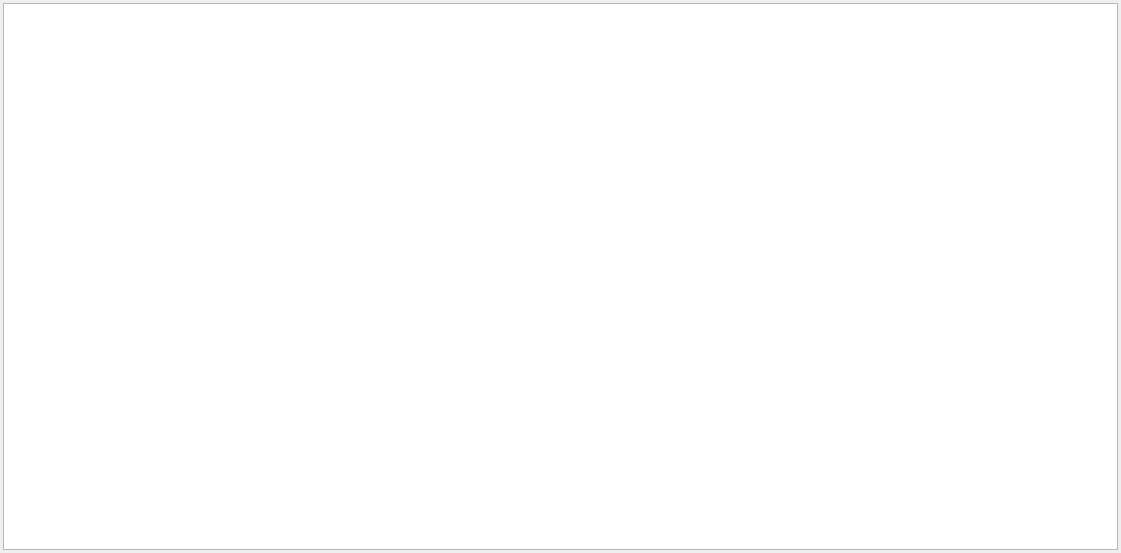
Qt form ui/view.ui (YassineBaghdadi/company_search) before a commit.
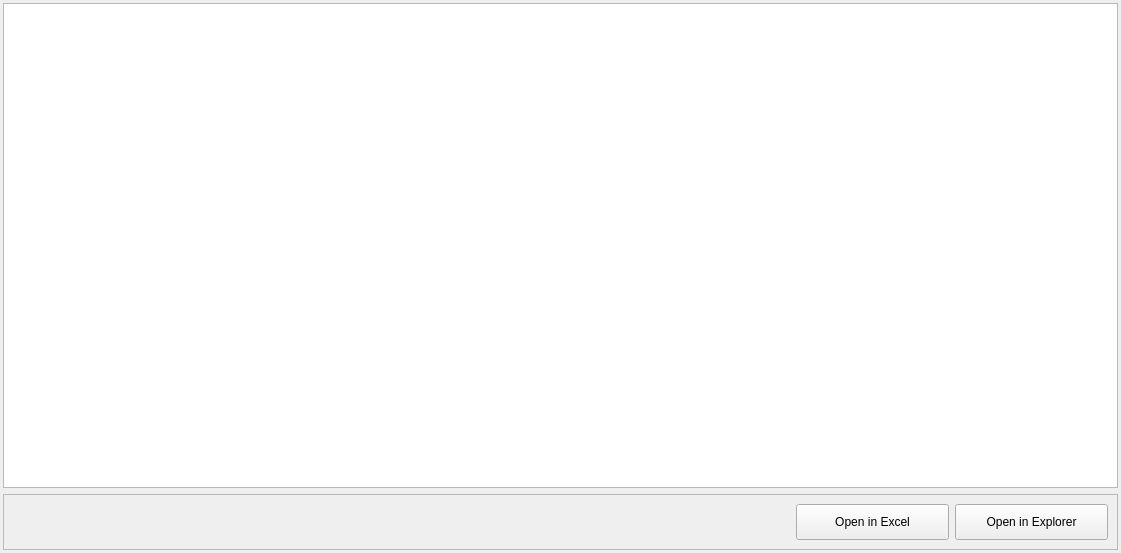
The same form after that commit.

Patch:
```diff
--- a/ui/view.ui
+++ b/ui/view.ui
@@ -33,6 +33,57 @@
      </item>
     </layout>
    </item>
+   <item>
+    <widget class="QFrame" name="frame">
+     <property name="frameShape">
+      <enum>QFrame::StyledPanel</enum>
+     </property>
+     <property name="frameShadow">
+      <enum>QFrame::Raised</enum>
+     </property>
+     <layout class="QHBoxLayout" name="horizontalLayout_2">
+      <item>
+       <spacer name="horizontalSpacer">
+        <property name="orientation">
+         <enum>Qt::Horizontal</enum>
+        </property>
+        <property name="sizeHint" stdset="0">
+         <size>
+          <width>40</width>
+          <height>20</height>
+         </size>
+        </property>
+       </spacer>
+      </item>
+      <item>
+       <widget class="QPushButton" name="o_x">
+        <property name="minimumSize">
+         <size>
+          <width>153</width>
+          <height>36</height>
+         </size>
+        </property>
+        <property name="text">
+         <string>Open in Excel</string>
+        </property>
+       </widget>
+      </item>
+      <item>
+       <widget class="QPushButton" name="o_e">
+        <property name="minimumSize">
+         <size>
+          <width>153</width>
+          <height>36</height>
+         </size>
+        </property>
+        <property name="text">
+         <string>Open in Explorer</string>
+        </property>
+       </widget>
+      </item>
+     </layout>
+    </widget>
+   </item>
   </layout>
  </widget>
  <resources/>
```
